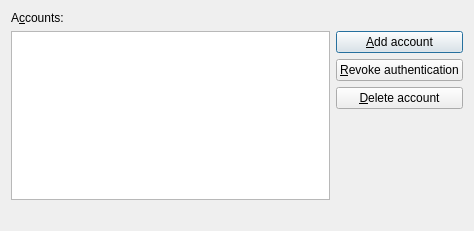
Old version of the form src/dialogs/ManageAccountsDialog.ui in the repository d1vanov/quentier.
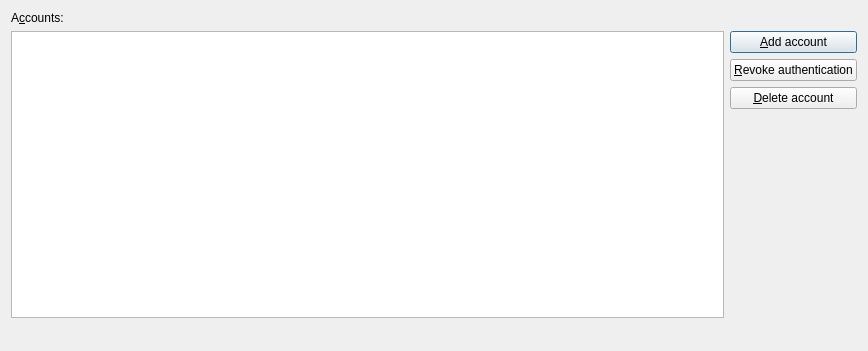
New version of the form.

Commit message: Issue #215: some polishes for account removal process

Patch:
```diff
--- a/src/dialogs/ManageAccountsDialog.ui
+++ b/src/dialogs/ManageAccountsDialog.ui
@@ -6,10 +6,16 @@
    <rect>
     <x>0</x>
     <y>0</y>
-    <width>474</width>
-    <height>231</height>
+    <width>868</width>
+    <height>351</height>
    </rect>
   </property>
+  <property name="sizePolicy">
+   <sizepolicy hsizetype="Expanding" vsizetype="Expanding">
+    <horstretch>0</horstretch>
+    <verstretch>0</verstretch>
+   </sizepolicy>
+  </property>
   <property name="windowTitle">
    <string>Dialog</string>
   </property>
@@ -83,7 +89,11 @@
     </layout>
    </item>
    <item>
-    <widget class="QLabel" name="statusBarLabel"/>
+    <widget class="QLabel" name="statusBarLabel">
+     <property name="styleSheet">
+      <string notr="true">margin-top: 2px;</string>
+     </property>
+    </widget>
    </item>
   </layout>
  </widget>
```
The commit also changes 9 other files.
